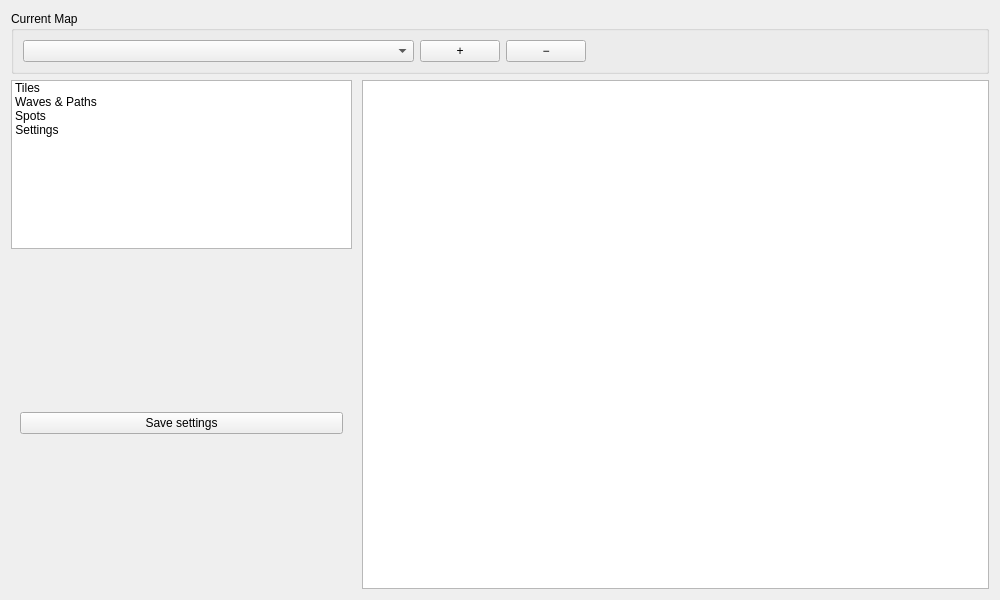
povidllo/Tower-Defence, file editor/src/Editors/MapEditor.ui: the form before one commit.
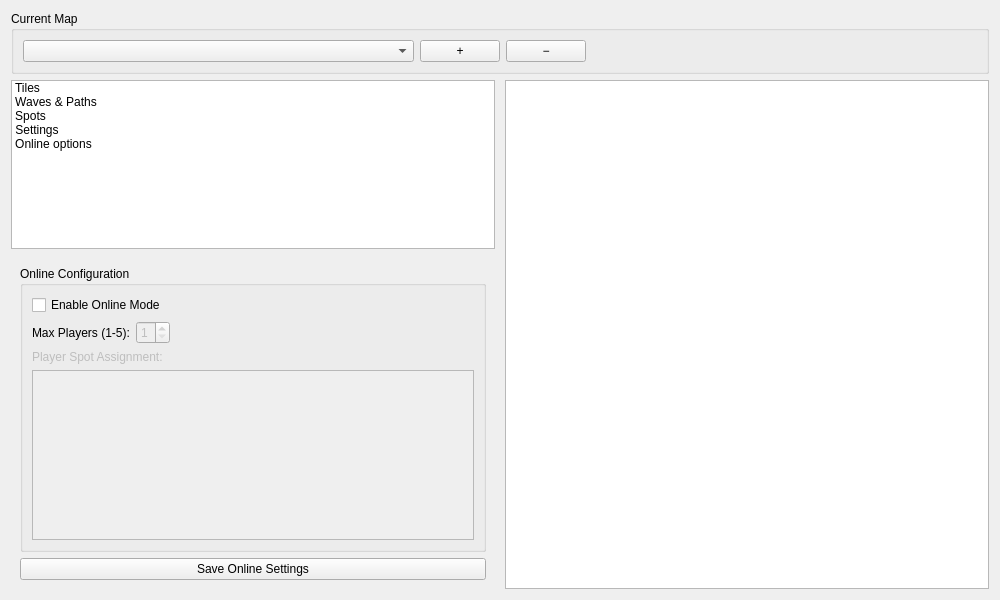
The form after the commit. Icons and pictures are not drawn.

Commit message: add online options in editor

```diff
--- a/editor/src/Editors/MapEditor.ui
+++ b/editor/src/Editors/MapEditor.ui
@@ -78,19 +78,6 @@
       <number>10</number>
      </property>
      <item>
-      <widget class="QWidget" name="leftPanel" native="true">
-       <property name="sizePolicy">
-        <sizepolicy hsizetype="Fixed" vsizetype="Preferred">
-         <horstretch>0</horstretch>
-         <verstretch>0</verstretch>
-        </sizepolicy>
-       </property>
-       <property name="minimumSize">
-        <size>
-         <width>100</width>
-         <height>0</height>
-        </size>
-       </property>
        <layout class="QVBoxLayout" name="leftPanelLayout">
         <property name="spacing">
          <number>8</number>
@@ -144,12 +131,17 @@
             <string>Settings</string>
            </property>
           </item>
+         <item>
+          <property name="text">
+           <string>Online options</string>
+          </property>
+         </item>
          </widget>
         </item>
         <item>
          <widget class="QStackedWidget" name="editorStack">
           <property name="currentIndex">
-           <number>3</number>
+          <number>4</number>
           </property>
           <widget class="QWidget" name="tilesEditorPage">
            <layout class="QVBoxLayout">
@@ -316,6 +308,104 @@
             </item>
            </layout>
           </widget>
+         <widget class="QWidget" name="onlineOptionsPage">
+          <layout class="QVBoxLayout" name="onlineLayout">
+           <item>
+            <widget class="QGroupBox" name="onlineGroupBox">
+             <property name="title">
+              <string>Online Configuration</string>
+             </property>
+             <layout class="QVBoxLayout" name="onlineSettingsLayout">
+              <item>
+               <widget class="QCheckBox" name="enableOnlineCheckBox">
+                <property name="text">
+                 <string>Enable Online Mode</string>
+                </property>
+               </widget>
+              </item>
+              <item>
+               <layout class="QHBoxLayout" name="maxPlayersLayout">
+                <item>
+                 <widget class="QLabel" name="maxPlayersLabel">
+                  <property name="text">
+                   <string>Max Players (1-5):</string>
+                  </property>
+                 </widget>
+                </item>
+                <item>
+                 <widget class="QSpinBox" name="maxPlayersSpinBox">
+                  <property name="enabled">
+                   <bool>false</bool>
+                  </property>
+                  <property name="minimum">
+                   <number>1</number>
+                  </property>
+                  <property name="maximum">
+                   <number>5</number>
+                  </property>
+                  <property name="value">
+                   <number>1</number>
+                  </property>
+                 </widget>
+                </item>
+                <item>
+                 <spacer name="horizontalSpacer_2">
+                  <property name="orientation">
+                   <enum>Qt::Horizontal</enum>
+                  </property>
+                  <property name="sizeHint" stdset="0">
+                   <size>
+                    <width>40</width>
+                    <height>20</height>
+                   </size>
+                  </property>
+                 </spacer>
+                </item>
+               </layout>
+              </item>
+              <item>
+               <widget class="QLabel" name="playerSpotsLabel">
+                <property name="enabled">
+                 <bool>false</bool>
+                </property>
+                <property name="text">
+                 <string>Player Spot Assignment:</string>
+                </property>
+               </widget>
+              </item>
+              <item>
+               <widget class="QScrollArea" name="playerSpotsScrollArea">
+                <property name="enabled">
+                 <bool>false</bool>
+                </property>
+                <property name="widgetResizable">
+                 <bool>true</bool>
+                </property>
+                <widget class="QWidget" name="playerSpotsContainer">
+                 <property name="geometry">
+                  <rect>
+                   <x>0</x>
+                   <y>0</y>
+                   <width>439</width>
+                   <height>154</height>
+                  </rect>
+                 </property>
+                 <layout class="QVBoxLayout" name="playerSpotsContainerLayout"/>
+                </widget>
+               </widget>
+              </item>
+             </layout>
+            </widget>
+           </item>
+           <item>
+            <widget class="QPushButton" name="saveOnlineSettingsButton">
+             <property name="text">
+              <string>Save Online Settings</string>
+             </property>
+            </widget>
+           </item>
+          </layout>
+         </widget>
          </widget>
         </item>
         <item>
@@ -332,7 +422,6 @@
          </spacer>
         </item>
        </layout>
-      </widget>
      </item>
      <item>
       <widget class="QGraphicsView" name="mapView">
```
Left out of the diff: 27 changed lines with no effect on the pictures. Lines whose indentation alone changed are shown as unchanged. The commit also changes 8 other files.
